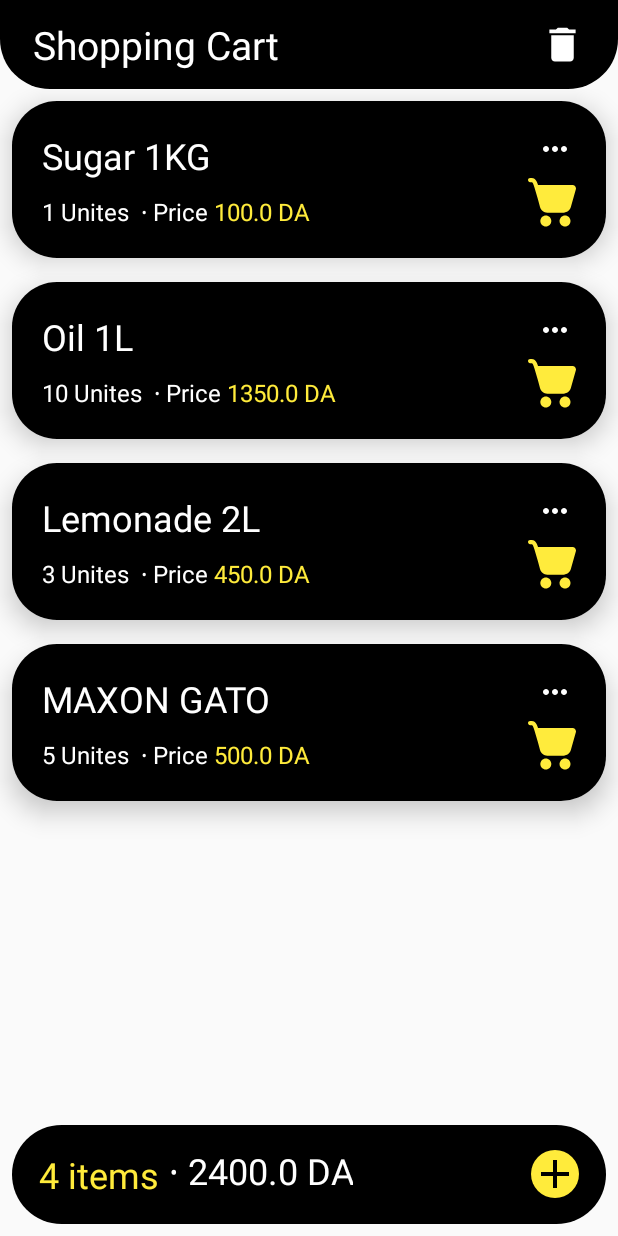
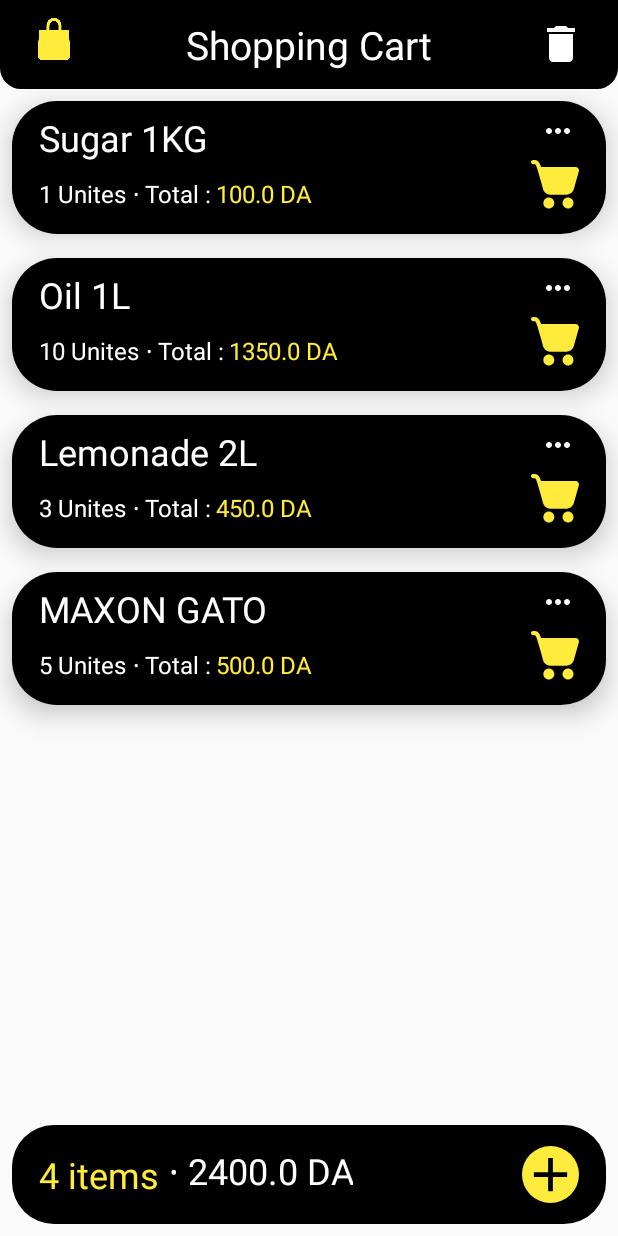
Before and after one commit to Fatah-BNB/my_shopping_cart, an Android app: the screen it shows after launch (MainActivity), on a phone screen of 412 x 824 dp. Run offline under Robolectric (Android 15) with nearby library versions, the phone set to English and light mode, and no system bars; our stand-ins replace Room's generated code.

Commit message:
Retouch finalize Design https://www.figma.com/file/pOXMGDwj99zc9hqdF5LPll/Shopping-Cart---MAG?node-id=0%3A1&t=lrfRLpAVNaoxwdAu-3

```diff
--- a/app/src/main/java/com/example/myshoppingcart/MainActivity.java
+++ b/app/src/main/java/com/example/myshoppingcart/MainActivity.java
@@ -31,7 +31,6 @@ public class MainActivity extends AppCompatActivity {
     @Override
     protected void onCreate(Bundle savedInstanceState) {
         super.onCreate(savedInstanceState);
-        requestWindowFeature(Window.FEATURE_NO_TITLE);
         getWindow().setFlags(WindowManager.LayoutParams.FLAG_FULLSCREEN, WindowManager.LayoutParams.FLAG_FULLSCREEN);
         setContentView(R.layout.activity_main);
 
@@ -56,9 +55,15 @@ public class MainActivity extends AppCompatActivity {
         itemViewModel.getTotalItems().observe(this, new Observer<Integer>() {
             @Override
             public void onChanged(Integer total) {
-                if(total == 0){totalItems.setText("No items");findViewById(R.id.empty).setVisibility(View.VISIBLE);}
-                else if (total == 1){totalItems.setText("One item");findViewById(R.id.empty).setVisibility(View.GONE);}
-                else{totalItems.setText(String.valueOf(total)+" items");findViewById(R.id.empty).setVisibility(View.GONE);}
+                if(total == 0){totalItems.setText("No items");
+//                    findViewById(R.id.empty).setVisibility(View.VISIBLE);
+                }
+                else if (total == 1){totalItems.setText("One item");
+//                    findViewById(R.id.empty).setVisibility(View.GONE);
+                }
+                else{totalItems.setText(String.valueOf(total)+" items");
+//                    findViewById(R.id.empty).setVisibility(View.GONE);
+                }
             }
         });
 
--- a/app/src/main/res/drawable/add_btn_drawable.xml
+++ b/app/src/main/res/drawable/add_btn_drawable.xml
@@ -1,5 +1,5 @@
 <?xml version="1.0" encoding="utf-8"?>
 <shape android:shape="rectangle" xmlns:android="http://schemas.android.com/apk/res/android">
-    <corners android:radius="33dp"/>
+    <corners android:radius="28dp"/>
     <solid android:color="@color/black"/>
 </shape>
--- a/app/src/main/res/drawable/bg_top.xml
+++ b/app/src/main/res/drawable/bg_top.xml
@@ -1,5 +1,5 @@
 <?xml version="1.0" encoding="utf-8"?>
 <shape android:shape="rectangle" xmlns:android="http://schemas.android.com/apk/res/android">
-    <corners android:bottomLeftRadius="33dp" android:bottomRightRadius="33dp"/>
+    <corners android:bottomLeftRadius="14dp" android:bottomRightRadius="14dp"/>
     <solid android:color="@color/black"/>
 </shape>
--- /dev/null
+++ b/app/src/main/res/drawable/ic_additional_wallet.xml
@@ -0,0 +1,5 @@
+<vector android:autoMirrored="true" android:height="360dp"
+    android:viewportHeight="360" android:viewportWidth="360"
+    android:width="360dp" xmlns:android="http://schemas.android.com/apk/res/android">
+    <path android:fillColor="#000000" android:pathData="M281.2,35.49C275.81,19.16 258.19,10.29 241.86,15.69L119.31,56.18H288.04L281.2,35.49Z"/>
+</vector>
--- /dev/null
+++ b/app/src/main/res/drawable/ic_wallet_simple.xml
@@ -0,0 +1,6 @@
+<vector android:autoMirrored="true" android:height="360dp"
+    android:viewportHeight="360" android:viewportWidth="360"
+    android:width="360dp" xmlns:android="http://schemas.android.com/apk/res/android">
+    <path android:fillColor="#000000" android:pathData="M264.34,270.05C247.09,270.05 233.05,256.02 233.05,238.76V186.81C233.05,169.56 247.09,155.52 264.34,155.52H345.86C346.35,155.52 346.84,155.54 347.33,155.56V103.81C347.33,90.48 336.53,79.68 323.21,79.68H24.12C10.8,79.68 0,90.48 0,103.8V321.77C0,335.09 10.8,345.89 24.12,345.89H323.21C336.53,345.89 347.33,335.09 347.33,321.77V270.01C346.84,270.04 346.35,270.05 345.86,270.05H264.34Z"/>
+    <path android:fillColor="#000000" android:pathData="M345.86,172.67H264.34C256.53,172.67 250.2,179 250.2,186.81V238.76C250.2,246.57 256.53,252.91 264.34,252.91H345.86C353.67,252.91 360,246.58 360,238.76V186.81C360,179 353.67,172.67 345.86,172.67ZM292.43,233.2C281.15,233.2 272.02,224.06 272.02,212.79C272.02,201.51 281.15,192.37 292.43,192.37C303.7,192.37 312.84,201.51 312.84,212.79C312.84,224.06 303.7,233.2 292.43,233.2Z"/>
+</vector>
--- a/app/src/main/res/layout/activity_main.xml
+++ b/app/src/main/res/layout/activity_main.xml
@@ -18,12 +18,20 @@
         android:paddingEnd="22dp">
 
 
+        <ImageView
+            android:id="@+id/icon_bar"
+            android:layout_width="28dp"
+            android:layout_height="28dp"
+            android:tint="@color/fancy_yellow"
+            app:srcCompat="@drawable/blue_bag" />
+
         <TextView
             android:id="@+id/textView"
             android:layout_width="wrap_content"
             android:layout_height="wrap_content"
             android:text="Shopping Cart"
             android:textColor="@color/white"
+            android:layout_centerInParent="true"
             android:textSize="26dp" />
 
         <com.google.android.material.divider.MaterialDivider
@@ -42,8 +50,8 @@
 
         <ImageView
             android:id="@+id/delete_all_btn"
-            android:layout_width="30dp"
-            android:layout_height="30dp"
+            android:layout_width="32dp"
+            android:layout_height="32dp"
             android:layout_alignParentEnd="true"
             android:layout_centerVertical="true"
             android:src="@drawable/ic_delete" />
@@ -79,11 +87,7 @@
             android:id="@+id/total_items"
             android:layout_width="wrap_content"
             android:layout_height="wrap_content"
-            android:layout_alignParentStart="true"
             android:layout_centerVertical="true"
-            android:layout_marginStart="0dp"
-            android:layout_marginTop="0dp"
-            android:layout_marginBottom="0dp"
             android:text="items"
             android:textColor="@color/fancy_yellow"
             android:textSize="24sp" />
@@ -98,17 +102,6 @@
             android:textAppearance="@style/TextAppearance.AppCompat.Large"
             android:textColor="@color/white"
             android:textSize="24sp" />
-
-        <TextView
-            android:id="@+id/empty"
-            android:layout_width="match_parent"
-            android:layout_height="wrap_content"
-            android:layout_centerInParent="true"
-            android:gravity="center"
-            android:padding="10dp"
-            android:text="No items, add some :)"
-            android:textSize="20sp"
-            android:visibility="gone" />
 
         <LinearLayout
             android:id="@+id/add_new_item"
@@ -125,8 +118,8 @@
             android:orientation="horizontal">
 
             <ImageView
-                android:layout_width="32dp"
-                android:layout_height="32dp"
+                android:layout_width="38dp"
+                android:layout_height="38dp"
                 android:layout_gravity="center_vertical"
                 android:src="@drawable/ic_add" />
 
--- a/app/src/main/res/layout/activity_splash_screen.xml
+++ b/app/src/main/res/layout/activity_splash_screen.xml
@@ -26,7 +26,8 @@
         app:layout_constraintBottom_toBottomOf="parent"
         app:layout_constraintEnd_toEndOf="parent"
         app:layout_constraintStart_toStartOf="parent"
-        app:layout_constraintTop_toTopOf="parent" />
+        app:layout_constraintTop_toTopOf="parent"
+        app:tint="@color/fancy_blue"/>
 
     <ImageView
         android:id="@+id/whiteCart"
--- a/app/src/main/res/layout/item.xml
+++ b/app/src/main/res/layout/item.xml
@@ -16,7 +16,10 @@
         android:layout_height="match_parent"
         android:background="@color/black"
         android:gravity="center"
-        android:padding="20dp">
+        android:paddingStart="18dp"
+        android:paddingTop="8dp"
+        android:paddingEnd="18dp"
+        android:paddingBottom="16dp">
 
         <TextView
             android:id="@+id/item_name"
@@ -80,7 +83,7 @@
                 android:layout_width="wrap_content"
                 android:layout_height="wrap_content"
                 android:gravity="center"
-                android:text=" ∙ Price "
+                android:text="∙ Total : "
                 android:textAppearance="@style/TextAppearance.AppCompat.Large"
                 android:textColor="@color/white"
                 android:textSize="16dp" />
--- a/app/src/main/res/xml/activity_splash_screen_scene.xml
+++ b/app/src/main/res/xml/activity_splash_screen_scene.xml
@@ -22,7 +22,8 @@
             motion:layout_constraintTop_toTopOf="parent"
             motion:layout_constraintStart_toStartOf="parent"
             android:scaleX="10"
-            android:scaleY="10" />
+            android:scaleY="10"
+            motion:transitionEasing="cubic(0.2,0,0.79,1)" />
         <Constraint
             android:id="@+id/blueCart"
             motion:layout_constraintEnd_toEndOf="parent"
@@ -56,7 +57,8 @@
             motion:layout_constraintTop_toTopOf="parent"
             motion:layout_constraintStart_toStartOf="parent"
             android:scaleX="0"
-            android:scaleY="0" />
+            android:scaleY="0"
+            motion:transitionEasing="cubic(0.24,0,0.69,0.99)" />
         <Constraint
             android:id="@+id/blueCart"
             motion:layout_constraintEnd_toEndOf="parent"
```
